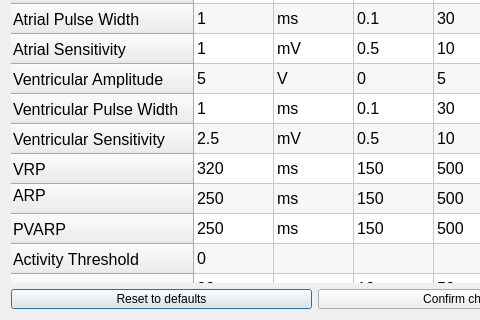
Above: DCM/ui_files/parameters.ui from CarlosCapili/3K04-Pacemaker-Project before the change; both pictures show x 0 to 480 and y 180 to 500 of the 630 by 500 pixel window. Below: the same form after it.
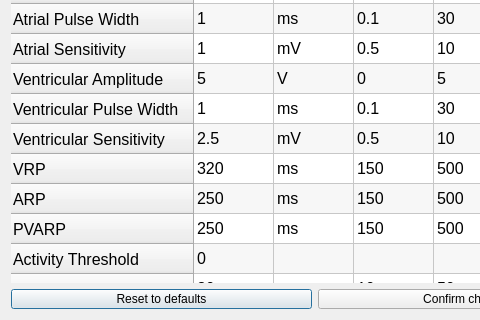
That is the form after the change.

```diff
--- a/DCM/ui_files/parameters.ui
+++ b/DCM/ui_files/parameters.ui
@@ -219,7 +219,7 @@
        <string>ARP</string>
       </property>
       <property name="textAlignment">
-       <set>AlignLeading|AlignTop</set>
+       <set>AlignLeading|AlignVCenter</set>
       </property>
      </row>
      <row>
```
